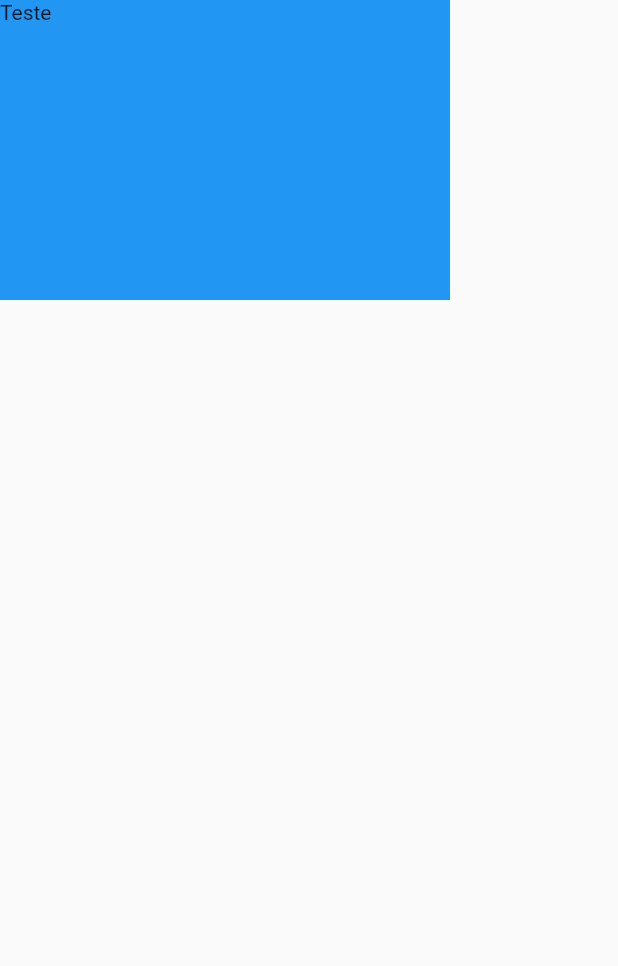
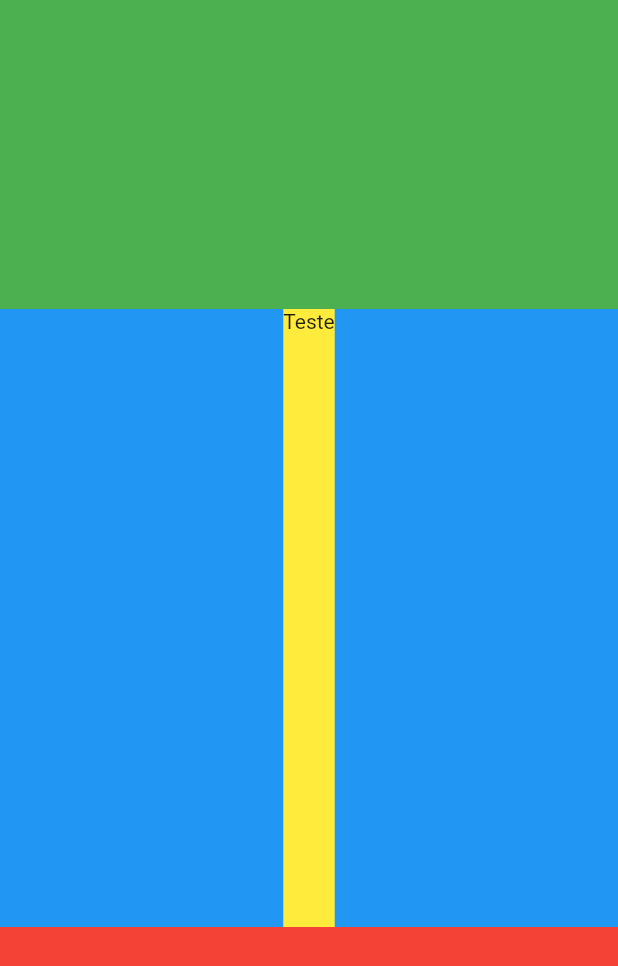
Before and after one commit to EduardoGPS-18/UseAcademy, a Flutter app: the screen it shows after launch, on a phone screen of 412 x 824 dp. Shown: the top 966 px of the screen. Run offline on Flutter 3.47's test engine with Material 2 defaults, Android fonts, the phone set to English and light mode, and no system bars; our stand-ins replace google_fonts.

Commit message:
feat: using expanded and flexible widgets

```diff
--- a/Flutter/use_academy_app/lib/ui/pages/home_page.dart
+++ b/Flutter/use_academy_app/lib/ui/pages/home_page.dart
@@ -7,22 +7,29 @@ class HomePage extends StatelessWidget {
   Widget build(BuildContext context) {
     return Scaffold(
       body: SafeArea(
-        child: Container(
-          decoration: const BoxDecoration(
+        child: SizedBox.expand(
+          child: Container(
             color: Colors.blue,
-          ),
-          // child: Image.asset("lib/assets/images/image01.jpeg"),
-          child: ConstrainedBox(
-            constraints: const BoxConstraints(
-              maxWidth: 300,
-              minHeight: 100,
-              maxHeight: 200,
-              minWidth: 15,
-            ),
             child: Column(
-              crossAxisAlignment: CrossAxisAlignment.stretch,
-              children: const [
-                Text("Teste"),
+              children: [
+                Expanded(
+                  child: Container(
+                    color: Colors.green,
+                  ),
+                ),
+                Flexible(
+                  flex: 2,
+                  fit: FlexFit.tight,
+                  child: Container(
+                    color: Colors.yellow,
+                    child: Text("Teste"),
+                  ),
+                ),
+                Expanded(
+                  child: Container(
+                    color: Colors.red,
+                  ),
+                )
               ],
             ),
           ),
```
